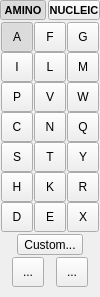
Before: the Qt Designer form src/schrodinger/sketcher/ui/monomer_tool_widget.ui in schrodinger/sketcher, drawn with Qt 5.
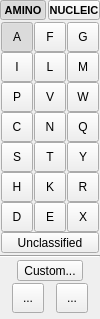
After: the same form once the commit is applied. Icons and pictures are not drawn. Custom widgets are drawn as their Qt base class.

Commit message: SKETCH-2870: Adding button for unclassified monomers and adding scroll bar to analog pop ups

```diff
--- a/src/schrodinger/sketcher/ui/monomer_tool_widget.ui
+++ b/src/schrodinger/sketcher/ui/monomer_tool_widget.ui
@@ -7,7 +7,7 @@
     <x>0</x>
     <y>0</y>
     <width>100</width>
-    <height>297</height>
+    <height>319</height>
    </rect>
   </property>
   <property name="windowTitle">
@@ -550,18 +550,24 @@
        <property name="spacing">
         <number>0</number>
        </property>
-       <item row="7" column="0">
-        <spacer name="verticalSpacer">
-         <property name="orientation">
-          <enum>Qt::Orientation::Vertical</enum>
+       <item row="7" column="0" colspan="3">
+        <widget class="schrodinger::sketcher::ModularToolButton" name="aa_unclassified_btn">
+         <property name="sizePolicy">
+          <sizepolicy hsizetype="MinimumExpanding" vsizetype="Fixed">
+           <horstretch>0</horstretch>
+           <verstretch>0</verstretch>
+          </sizepolicy>
          </property>
-         <property name="sizeHint" stdset="0">
-          <size>
-           <width>0</width>
-           <height>0</height>
-          </size>
+         <property name="text">
+          <string>Unclassified</string>
          </property>
-        </spacer>
+         <property name="checkable">
+          <bool>true</bool>
+         </property>
+         <attribute name="buttonGroup">
+          <string notr="true">amino_monomer_group</string>
+         </attribute>
+        </widget>
        </item>
        <item row="0" column="1">
         <widget class="schrodinger::sketcher::ModularToolButton" name="phe_btn">
@@ -1234,6 +1240,13 @@
      </widget>
     </widget>
    </item>
+   <item>
+    <widget class="Line" name="line">
+     <property name="orientation">
+      <enum>Qt::Orientation::Horizontal</enum>
+     </property>
+    </widget>
+   </item>
    <item>
     <layout class="QHBoxLayout" name="horizontalLayout_2">
      <property name="spacing">
```
Left out of the diff: 19 changed lines with no effect on the pictures. The commit also changes 10 other files.
